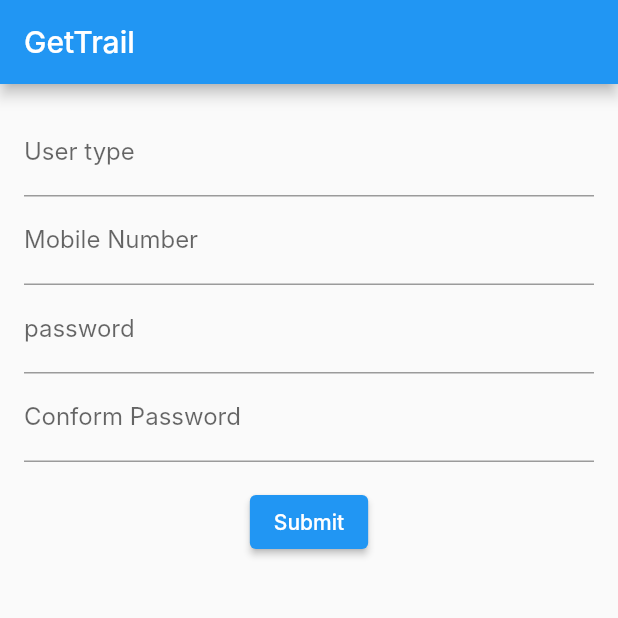
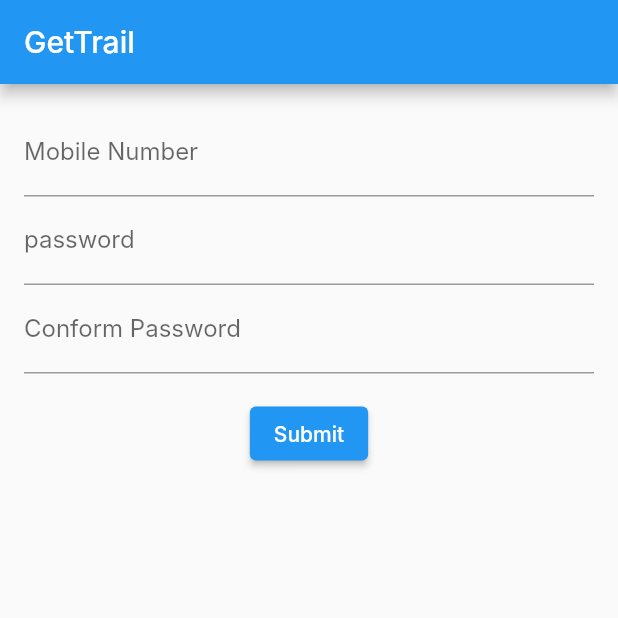
Before and after one commit to HarineKannan/Developer, a Flutter app: the screen it shows after launch, on a phone screen of 412 x 824 dp, the top half of it. Run offline on Flutter 3.47's test engine with Material 2 defaults, Android fonts, the phone set to English and light mode, and no system bars; Roboto replaces fonts that are missing (Inter).

Commit message:
after change

```diff
--- a/lib/Form.dart
+++ b/lib/Form.dart
@@ -16,7 +16,7 @@ class _PostMethod extends State<Form> {
   TextEditingController passwordController = TextEditingController();
   TextEditingController conformpasswordController = TextEditingController();
 
-  void postData() async{
+  void postData() async {
     String url = 'your_post_endpoint'; // Replace with your actual POST endpoint
 
     Map<String, String> headers = {
@@ -56,12 +56,6 @@ class _PostMethod extends State<Form> {
           child: Column(
             children: [
               TextFormField(
-                controller: usertypeController,
-                decoration: InputDecoration(
-                  labelText: 'User type',
-                ),
-              ),
-              TextFormField(
                 controller: mobilenumberController,
                 decoration: InputDecoration(
                   labelText: 'Mobile Number',
```
